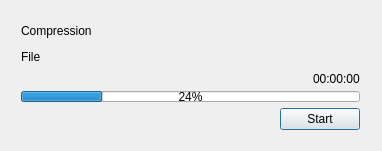
Above: CompressionDialog.ui from Metacometa/hse-coursework-1 before the change. Below: the same form after it.
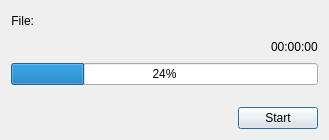
That is the form after the change.

Commit message: Add flexibility of windows

The edit to the form file:
```diff
--- a/CompressionDialog.ui
+++ b/CompressionDialog.ui
@@ -6,109 +6,79 @@
    <rect>
     <x>0</x>
     <y>0</y>
-    <width>382</width>
-    <height>151</height>
+    <width>329</width>
+    <height>140</height>
    </rect>
   </property>
   <property name="windowTitle">
    <string>Archivation</string>
   </property>
-  <widget class="QWidget" name="">
-   <property name="geometry">
-    <rect>
-     <x>10</x>
-     <y>10</y>
-     <width>361</width>
-     <height>131</height>
-    </rect>
-   </property>
-   <layout class="QGridLayout" name="gridLayout">
-    <item row="0" column="0">
-     <layout class="QVBoxLayout" name="verticalLayout_2">
-      <item>
-       <layout class="QHBoxLayout" name="horizontalLayout">
-        <item>
-         <widget class="QLabel" name="processLabel">
-          <property name="text">
-           <string>Compression</string>
-          </property>
-         </widget>
-        </item>
-        <item>
-         <spacer name="horizontalSpacer_2">
-          <property name="orientation">
-           <enum>Qt::Horizontal</enum>
-          </property>
-          <property name="sizeHint" stdset="0">
-           <size>
-            <width>40</width>
-            <height>20</height>
-           </size>
-          </property>
-         </spacer>
-        </item>
-       </layout>
-      </item>
-      <item>
-       <spacer name="verticalSpacer_2">
-        <property name="orientation">
-         <enum>Qt::Vertical</enum>
-        </property>
-        <property name="sizeHint" stdset="0">
-         <size>
-          <width>20</width>
-          <height>40</height>
-         </size>
-        </property>
-       </spacer>
-      </item>
-     </layout>
-    </item>
-    <item row="1" column="0">
      <layout class="QVBoxLayout" name="verticalLayout_3">
       <item>
-       <layout class="QHBoxLayout" name="horizontalLayout_3">
-        <item>
-         <widget class="QLabel" name="fileLabel">
-          <property name="text">
-           <string>File</string>
-          </property>
-         </widget>
-        </item>
-        <item>
-         <spacer name="horizontalSpacer_3">
-          <property name="orientation">
-           <enum>Qt::Horizontal</enum>
-          </property>
-          <property name="sizeHint" stdset="0">
-           <size>
-            <width>40</width>
-            <height>20</height>
-           </size>
-          </property>
-         </spacer>
-        </item>
-       </layout>
-      </item>
-      <item>
-       <spacer name="verticalSpacer_3">
-        <property name="orientation">
-         <enum>Qt::Vertical</enum>
-        </property>
-        <property name="sizeHint" stdset="0">
-         <size>
-          <width>20</width>
-          <height>40</height>
-         </size>
-        </property>
-       </spacer>
-      </item>
-     </layout>
-    </item>
-    <item row="2" column="0">
      <layout class="QVBoxLayout" name="verticalLayout">
       <item>
-       <layout class="QHBoxLayout" name="horizontalLayout_4">
+      <layout class="QHBoxLayout" name="horizontalLayout">
+       <item>
+        <widget class="QLabel" name="fileLabel">
+         <property name="sizePolicy">
+          <sizepolicy hsizetype="Fixed" vsizetype="Preferred">
+           <horstretch>0</horstretch>
+           <verstretch>0</verstretch>
+          </sizepolicy>
+         </property>
+         <property name="text">
+          <string>File:</string>
+         </property>
+         <property name="alignment">
+          <set>Qt::AlignRight|Qt::AlignTrailing|Qt::AlignVCenter</set>
+         </property>
+        </widget>
+       </item>
+       <item>
+        <widget class="QLabel" name="filePathLabel">
+         <property name="sizePolicy">
+          <sizepolicy hsizetype="Preferred" vsizetype="Fixed">
+           <horstretch>0</horstretch>
+           <verstretch>0</verstretch>
+          </sizepolicy>
+         </property>
+         <property name="maximumSize">
+          <size>
+           <width>16777215</width>
+           <height>16777215</height>
+          </size>
+         </property>
+         <property name="layoutDirection">
+          <enum>Qt::LeftToRight</enum>
+         </property>
+         <property name="text">
+          <string/>
+         </property>
+         <property name="alignment">
+          <set>Qt::AlignLeading|Qt::AlignLeft|Qt::AlignVCenter</set>
+         </property>
+         <property name="indent">
+          <number>-1</number>
+         </property>
+        </widget>
+       </item>
+       <item>
+        <spacer name="horizontalSpacer_2">
+         <property name="orientation">
+          <enum>Qt::Horizontal</enum>
+         </property>
+         <property name="sizeHint" stdset="0">
+          <size>
+           <width>40</width>
+           <height>20</height>
+          </size>
+         </property>
+        </spacer>
+       </item>
+      </layout>
+     </item>
+     <item>
+      <layout class="QHBoxLayout" name="horizontalLayout_2">
         <item>
          <spacer name="horizontalSpacer_4">
           <property name="orientation">
@@ -140,8 +110,11 @@
       </item>
      </layout>
     </item>
-    <item row="3" column="0">
-     <layout class="QVBoxLayout" name="verticalLayout_4">
+   <item>
+    <layout class="QVBoxLayout" name="verticalLayout_2">
+     <property name="spacing">
+      <number>6</number>
+     </property>
       <item>
        <spacer name="verticalSpacer">
         <property name="orientation">
@@ -150,13 +123,13 @@
         <property name="sizeHint" stdset="0">
          <size>
           <width>20</width>
-          <height>40</height>
+         <height>13</height>
          </size>
         </property>
        </spacer>
       </item>
       <item>
-       <layout class="QHBoxLayout" name="horizontalLayout_2">
+      <layout class="QHBoxLayout" name="horizontalLayout_3">
         <item>
          <spacer name="horizontalSpacer">
           <property name="orientation">
@@ -182,7 +155,6 @@
      </layout>
     </item>
    </layout>
-  </widget>
  </widget>
  <layoutdefault spacing="6" margin="11"/>
  <resources/>
```
Lines whose indentation alone changed are shown as unchanged. The commit also changes 5 other files.
